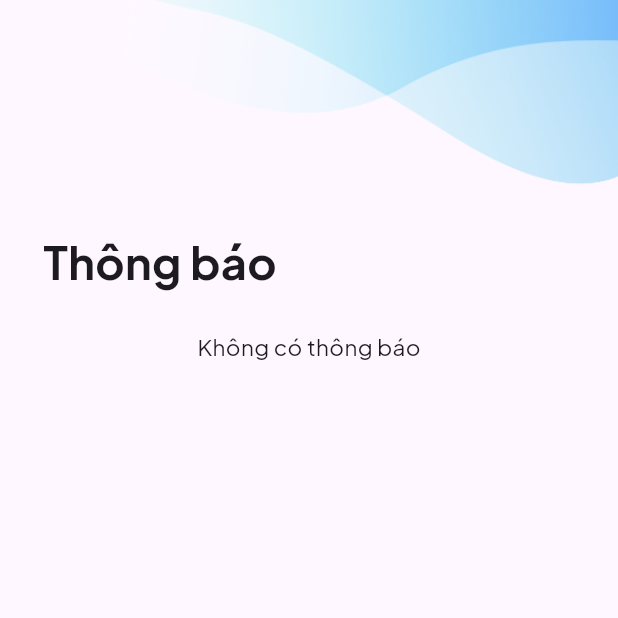
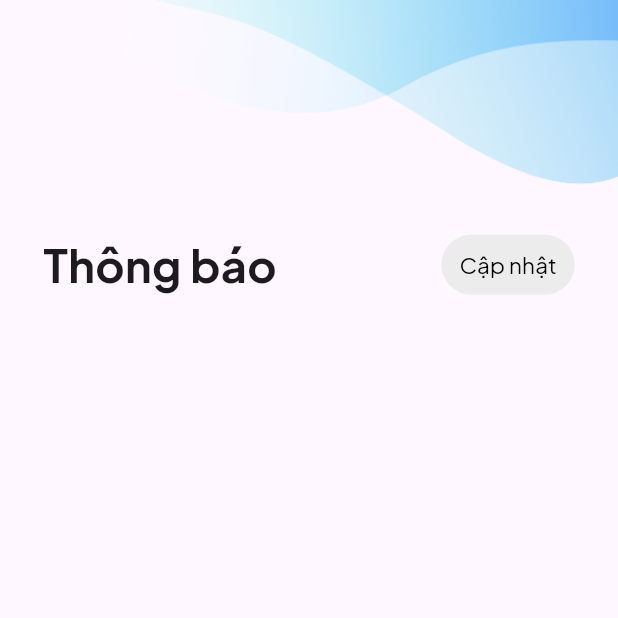
Before and after one commit to HieuCaoTlu/tlutopia, a Flutter app: the NotificationScreen screen opened directly, on a phone screen of 412 x 824 dp, the top half of it. Run offline on Flutter 3.47's test engine with Material 3 defaults, Android fonts, the phone set to English and light mode, and no system bars.

Commit message:
Cập nhật lại notification (đổi xóa thành cập nhật)

```diff
--- a/lib/model/noti.dart
+++ b/lib/model/noti.dart
@@ -41,6 +41,7 @@ class NotiCenter extends InheritedWidget {
             item['user_id'].toString(),
             item['content']));
       }
+      print(list.length);
     } else {
       print('Request failed with status');
     }
--- a/lib/screen/notification/notification.dart
+++ b/lib/screen/notification/notification.dart
@@ -11,13 +11,19 @@ class NotificationScreen extends StatefulWidget {
 
 class _NotificationScreenState extends State<NotificationScreen>
     with AutomaticKeepAliveClientMixin {
+  bool isLoading = false;
+
   @override
   bool get wantKeepAlive => true;
 
-  void clearAllNotifications(BuildContext context) {
+  void updateNotification(BuildContext context) async {
     final center = NotiCenter.ofNonNull(context);
     setState(() {
-      center.clear();
+      isLoading = true;
+    });
+    await center.update();
+    setState(() {
+      isLoading = false;
     });
   }
 
@@ -51,7 +57,6 @@ class _NotificationScreenState extends State<NotificationScreen>
                           style: TextStyle(
                               fontSize: 30, fontWeight: FontWeight.w700),
                         ),
-                        if (center.list.isNotEmpty)
                         TextButton(
                           style: const ButtonStyle(
                             shadowColor:
@@ -60,10 +65,10 @@ class _NotificationScreenState extends State<NotificationScreen>
                                 MaterialStatePropertyAll(Color(0xffECECEC)),
                           ),
                           onPressed: () {
-                              clearAllNotifications(context);
+                            updateNotification(context);
                           },
                           child: const Text(
-                              'Xóa tất cả',
+                            'Cập nhật',
                             style: TextStyle(
                                 fontSize: 15,
                                 color: Colors.black,
@@ -72,9 +77,11 @@ class _NotificationScreenState extends State<NotificationScreen>
                         ),
                       ],
                     ),
-                    if (center.list.isEmpty)
-                      const Center(
-                        child: Column(
+                    isLoading
+                        ? Center(
+                            child: SizedBox(
+                              width: MediaQuery.of(context).size.width * 0.7,
+                              child: const Column(
                                 mainAxisAlignment: MainAxisAlignment.center,
                                 crossAxisAlignment: CrossAxisAlignment.center,
                                 children: [
@@ -82,16 +89,29 @@ class _NotificationScreenState extends State<NotificationScreen>
                                     height: 25,
                                     color: Colors.transparent,
                                   ),
+                                  CircularProgressIndicator(
+                                    color: Color(0xff3184FF),
+                                  ),
+                                  Divider(
+                                    height: 10,
+                                    color: Colors.transparent,
+                                  ),
                                   Text(
-                              "Không có thông báo",
+                                    "Đang tải thông báo",
                                     style: TextStyle(
-                                  fontSize: 15, fontWeight: FontWeight.w400),
-                            )
+                                        fontSize: 17,
+                                        fontWeight: FontWeight.w500),
+                                    textAlign: TextAlign.center,
+                                  ),
                                 ],
                               ),
+                            ),
                           )
-                    else
-                      for (var item in center.list) NotificationCard(item),
+                        : Column(
+                            children: center.list
+                                .map((item) => NotificationCard(item))
+                                .toList(),
+                          ),
                   ],
                 ),
               ),
```
Lines whose indentation alone changed are shown as unchanged.
